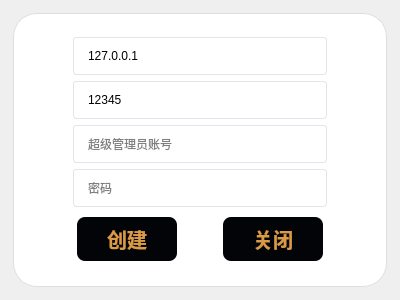
Before: the Qt Designer form server/src/widget.ui in omigeft/QTChatroom, drawn with Qt 5.
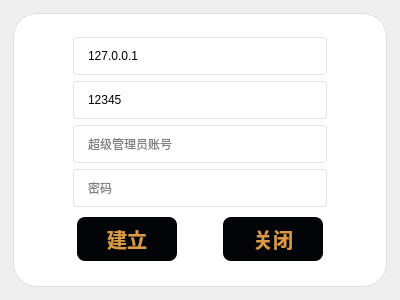
After: the same form once the commit is applied.

Patch:
```diff
--- a/server/src/widget.ui
+++ b/server/src/widget.ui
@@ -36,6 +36,9 @@
 height:44px;
 width: 100%;
 }
+QPushButton:disabled {
+background-color: #787a7e;
+}
 QPushButton:hover {
 background-color: #383a3e;
 }
@@ -161,7 +164,7 @@
         <item>
          <widget class="QPushButton" name="LoginButton">
           <property name="text">
-           <string>创建</string>
+           <string>建立</string>
           </property>
          </widget>
         </item>
```
